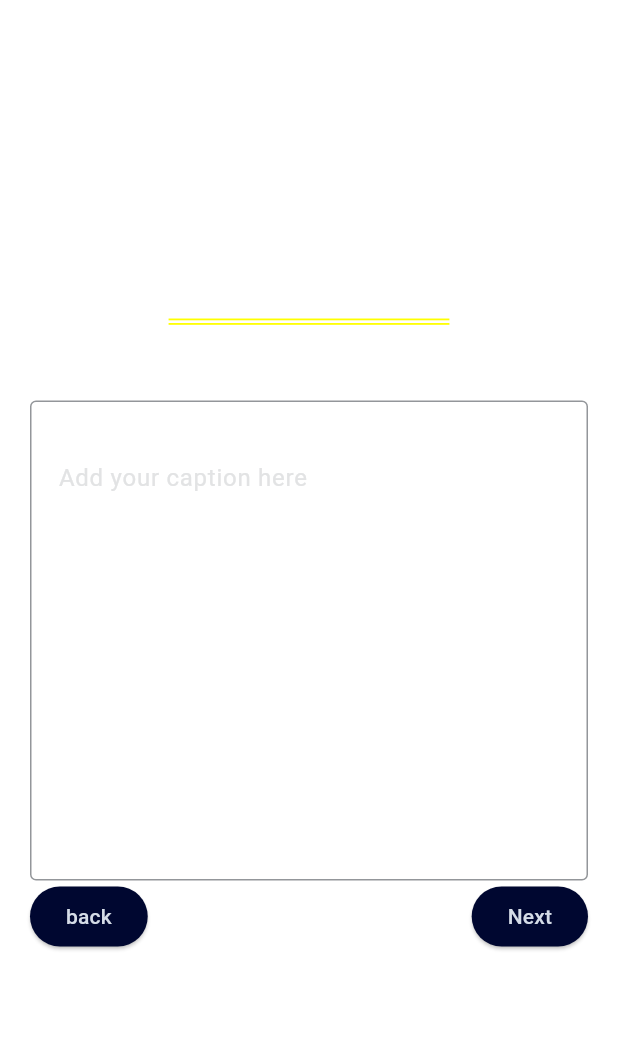
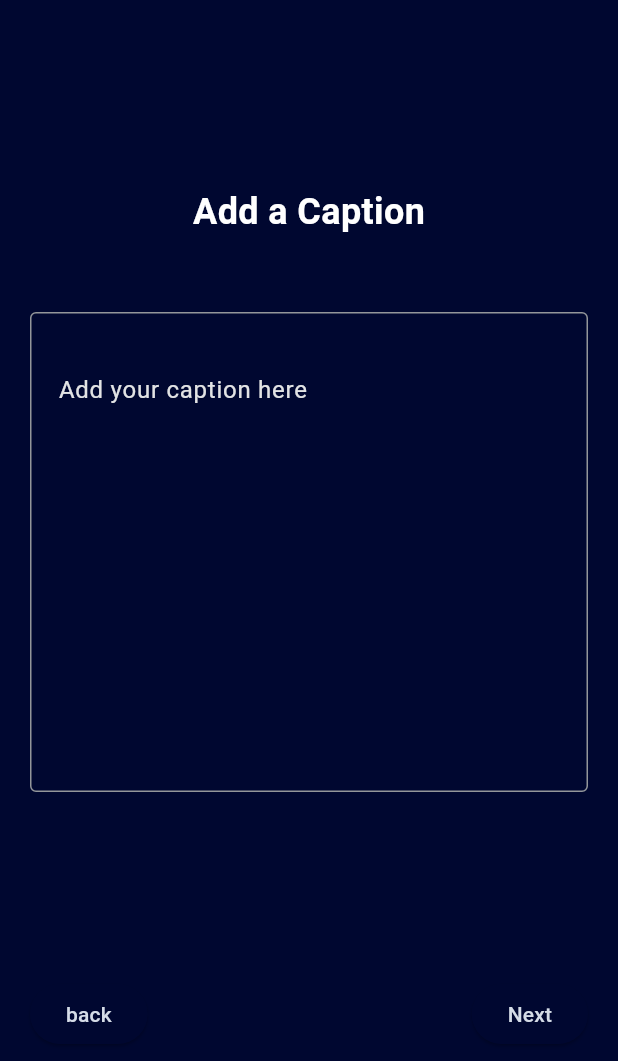
Before and after one commit to WillingDev0812/Blend, a Flutter app: the PostingCaptionPage screen opened by its route, on a phone screen of 412 x 824 dp. Shown: the top 1061 px of the screen. Run offline on Flutter 3.47's test engine with Material 3 defaults, Android fonts, the phone set to English and light mode, and no system bars; our stand-ins replace cloud_firestore, curved_navigation_bar, firebase_auth, firebase_core, flex_color_scheme, google_sign_in and 1 more; accounts and stored records are empty.

Commit message:
fixed keyboard issue on caption page. adjusted the order of posting pages

```diff
--- a/blend/lib/pages/navPages/posting/caption.dart
+++ b/blend/lib/pages/navPages/posting/caption.dart
@@ -8,7 +8,12 @@ class PostingCaptionPage extends StatelessWidget {
   Widget build(BuildContext context) {
     final provider = Provider.of<GlobalProvider>(context);
 
-    return Padding(
+    return Scaffold(
+
+      body: SafeArea(
+        child: Center(
+          child: SingleChildScrollView(
+            child: Padding(
               padding: EdgeInsets.symmetric(horizontal: 20.0),
               child: Center(
                 child: Column(
@@ -38,6 +43,7 @@ class PostingCaptionPage extends StatelessWidget {
                         alignLabelWithHint: true,
                       ),
                     ),
+                    SizedBox(height: 124.0),
                     Container(
                       margin: EdgeInsets.only(right: 0.0),
                       child: Row(
@@ -67,6 +73,10 @@ class PostingCaptionPage extends StatelessWidget {
                   ],
                 ),
               ),
+            ),
+          ),
+        ),
+      ),
     );
   }
 }
--- a/blend/lib/pages/navPages/posting/media.dart
+++ b/blend/lib/pages/navPages/posting/media.dart
@@ -30,7 +30,7 @@ class PostingMediaPage extends StatelessWidget {
                   child: Text('Back'),
                   onPressed: () {
                     print('We want to go back!');
-                    provider.goToPage(1);
+                    provider.goToPage(4);
                   },
                 ),
                 Spacer(),
```
Lines whose indentation alone changed are shown as unchanged.
